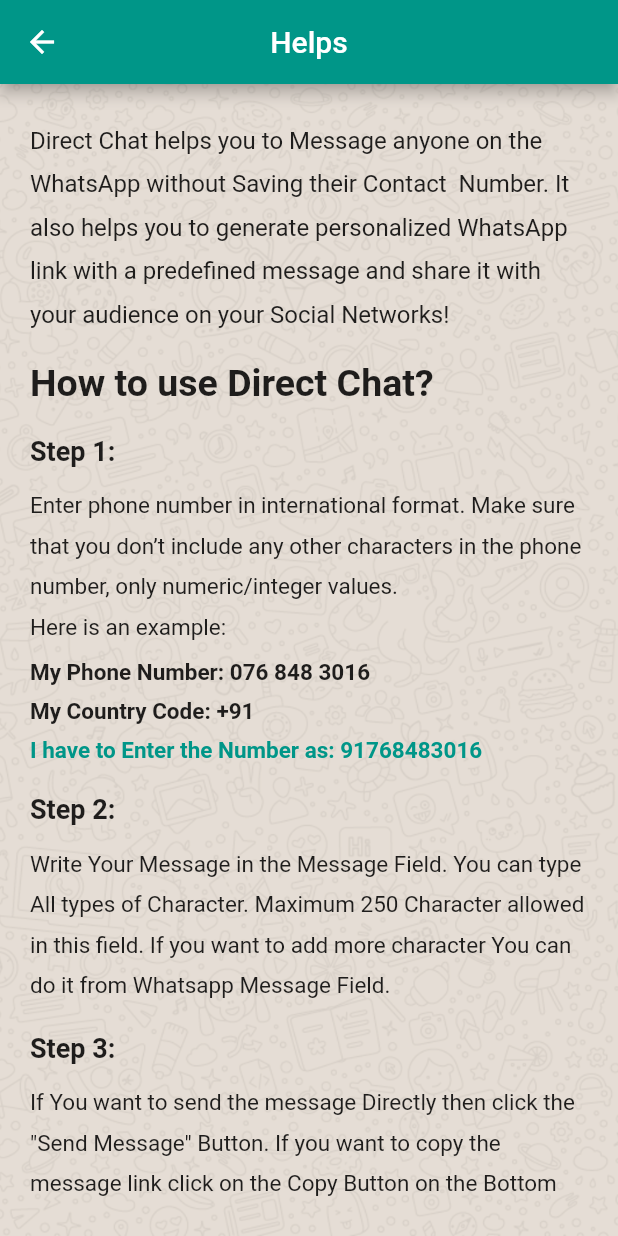
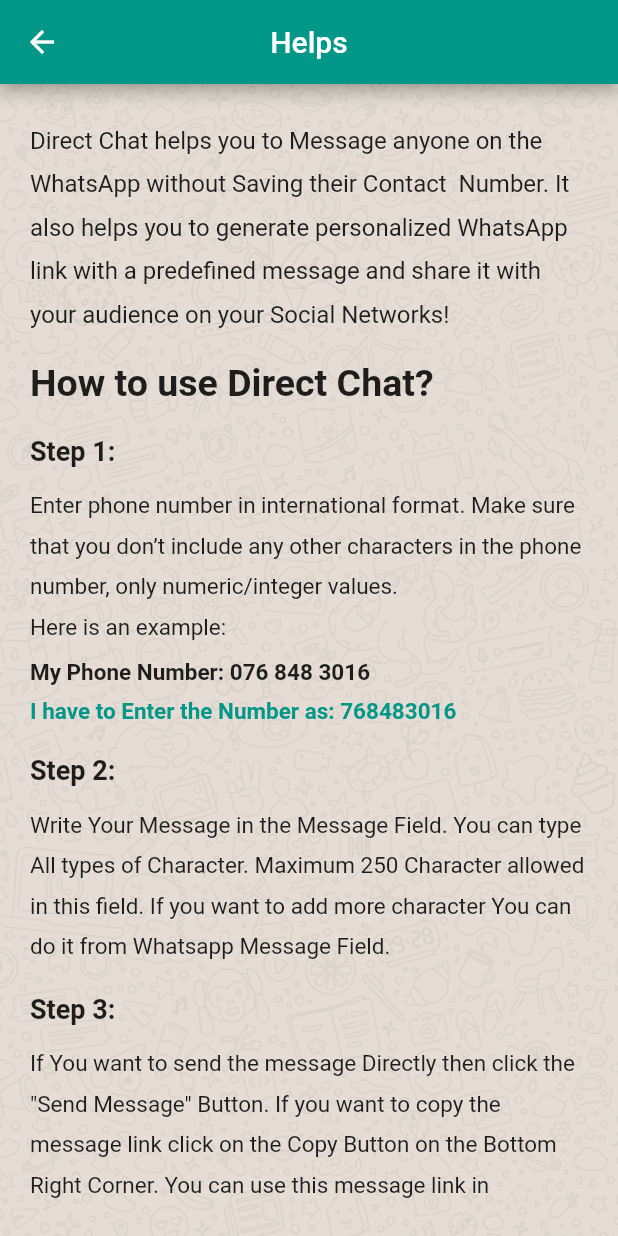
Before and after one commit to jahidanowar/wadirect, a Flutter app: the screen it shows after launch, after a tap on "Send Message", after a tap on the "help outline" icon, on a phone screen of 412 x 824 dp. Run offline on Flutter 3.47's test engine with Material 2 defaults, Android fonts, the phone set to English and light mode, and no system bars; our stand-ins replace firebase_analytics, firebase_core, shared_preferences, sqflite; missing offline and left inert: country_pickers; accounts and stored records are empty.

Commit message:
feat: Presistant Country picker added

```diff
--- a/lib/main.dart
+++ b/lib/main.dart
@@ -1,12 +1,20 @@
+import 'package:directwp/firebase_options.dart';
 import 'package:directwp/screens/about.dart';
 import 'package:directwp/screens/help.dart';
 import 'package:directwp/screens/history.dart';
 import 'package:directwp/screens/tabScreen.dart';
+import 'package:firebase_analytics/firebase_analytics.dart';
+import 'package:firebase_core/firebase_core.dart';
 import 'package:flutter/material.dart';
 /* Scrrens */
 import 'package:directwp/screens/home.dart';
 
-void main() => runApp(MyApp());
+Future<void> main() async {
+  WidgetsFlutterBinding.ensureInitialized();
+  await Firebase.initializeApp(options: DefaultFirebaseOptions.android);
+  await FirebaseAnalytics.instance.logAppOpen();
+  return runApp(MyApp());
+}
 
 class MyApp extends StatelessWidget {
   final inputBorder = BorderRadius.vertical(
--- a/lib/screens/about.dart
+++ b/lib/screens/about.dart
@@ -48,7 +48,7 @@
                 TextButton(
                   // color: Theme.of(context).primaryColor,
                   onPressed: () async {
-                    String wpUrl = "https://wadirect.pages.dev/privacy";
+                    String wpUrl = "https://whatsweb.netlify.app/privacy";
                     if (await canLaunch(wpUrl)) {
                       await launch(wpUrl);
                       print(wpUrl);
@@ -66,7 +66,7 @@
                 ),
                 GestureDetector(
                     onTap: () async {
-                      String wpUrl = "https://directwa.foxflue.com/";
+                      String wpUrl = "https://whatsweb.netlify.app/";
                       if (await canLaunch(wpUrl)) {
                         await launch(wpUrl);
                         print(wpUrl);
--- a/lib/screens/help.dart
+++ b/lib/screens/help.dart
@@ -71,14 +71,7 @@
                   height: 8.0,
                 ),
                 Text(
-                  "My Country Code: +91",
-                  style: TextStyle(fontSize: 15.0, fontWeight: FontWeight.w700),
-                ),
-                SizedBox(
-                  height: 8.0,
-                ),
-                Text(
-                  "I have to Enter the Number as: 91768483016",
+                  "I have to Enter the Number as: 768483016",
                   style: TextStyle(
                       color: Colors.teal,
                       fontSize: 15.0,
--- a/lib/screens/history.dart
+++ b/lib/screens/history.dart
@@ -66,7 +66,8 @@
                   secondaryBackground: slideLeftBackground(),
                   child: Card(
                     child: ListTile(
-                      title: Text(_contacts[index].number),
+                      // Eclude the first two characters from the number
+                      title: Text(_contacts[index].number.substring(2)),
                       subtitle: Text(_contacts[index].message),
                       horizontalTitleGap: 10.0,
                       trailing: Wrap(
--- a/lib/screens/home.dart
+++ b/lib/screens/home.dart
@@ -1,3 +1,5 @@
+import 'package:country_pickers/country.dart';
+import 'package:country_pickers/country_pickers.dart';
 import 'package:directwp/models/Contact.dart';
 import 'package:directwp/screens/about.dart';
 import 'package:directwp/screens/help.dart';
@@ -6,6 +8,7 @@
 import 'package:directwp/utils/trimWhiteSpaces.dart';
 import 'package:flutter/material.dart';
 import 'package:flutter/services.dart';
+import 'package:shared_preferences/shared_preferences.dart';
 
 class MyHomePage extends StatefulWidget {
   static final routeName = "/home";
@@ -24,8 +27,36 @@
   final scafoldKey = GlobalKey<ScaffoldState>();
 
   //Form Data
+  String countryCode;
   String phoneNumber;
   String message;
+
+  @override
+  void initState() {
+    super.initState();
+    _getCountryCode();
+  }
+
+  void _getCountryCode() async {
+    try {
+      print("Inside initState");
+      SharedPreferences prefs = await SharedPreferences.getInstance();
+      countryCode = prefs.getString("countryCode");
+      if (countryCode == null || countryCode.isEmpty) {
+        countryCode = "IN";
+      }
+      setState(() {});
+    } catch (e) {
+      print(e);
+    }
+  }
+
+  void _setCountryCode(String isoCode) async {
+    print("Inside setCountryCode");
+    SharedPreferences prefs = await SharedPreferences.getInstance();
+    await prefs.setString("countryCode", isoCode);
+    print('$isoCode Country Code Saved');
+  }
 
   _saveData(number, message) async {
     var dbProvider = DbProvider();
@@ -42,11 +73,14 @@
     if (formKey.currentState.validate()) {
       formKey.currentState.save();
       // Save Data
-      _saveData(phoneNumber, message);
+      String completePhoneNumber =
+          CountryPickerUtils.getCountryByIsoCode(countryCode).phoneCode +
+              phoneNumber;
+      _saveData(completePhoneNumber, message);
       // Redirect to whatsapp
 
       var messageSent =
-          await sendMessage(number: phoneNumber, message: message);
+          await sendMessage(number: completePhoneNumber, message: message);
       if (!messageSent) {
         throw "Coudn't Launch the $phoneNumber";
       }
@@ -57,9 +91,13 @@
   _copyLink() {
     if (formKey.currentState.validate()) {
       formKey.currentState.save();
-      _saveData(phoneNumber, message);
+
+      String completePhoneNumber =
+          CountryPickerUtils.getCountryByIsoCode(countryCode).phoneCode +
+              phoneNumber;
+      _saveData(completePhoneNumber, message);
       String wpUrl =
-          "https://api.whatsapp.com/send?phone=$phoneNumber&text=$message";
+          "https://api.whatsapp.com/send?phone=$completePhoneNumber&text=$message";
       Clipboard.setData(ClipboardData(text: wpUrl));
       final snackBar = SnackBar(
         content: Text('Whatsapp chat link copied to clipboard'),
@@ -97,6 +135,9 @@
                 child: ListView(
                   children: <Widget>[
                     logo(),
+                    SizedBox(height: 30.0),
+                    myLabel("Selected Country"),
+                    countryPicker(),
                     SizedBox(height: 30.0),
                     myLabel("Phone Number"),
                     phoneNumberField(),
@@ -148,8 +189,8 @@
   Widget logo() {
     return Image.asset(
       "assets/img/logo-outlined.png",
-      width: 120,
-      height: 120,
+      width: 100,
+      height: 100,
     );
   }
 
@@ -165,6 +206,42 @@
     );
   }
 
+  Widget countryPicker() {
+    return Builder(builder: (context) {
+      return countryCode != null && countryCode.isNotEmpty
+          ? Container(
+              padding: EdgeInsets.all(10),
+              margin: EdgeInsets.only(top: 10.0),
+              decoration: BoxDecoration(
+                color: Colors.white,
+                borderRadius: BorderRadius.circular(5),
+              ),
+              child: CountryPickerDropdown(
+                dropdownColor: Colors.white,
+                isDense: true,
+                icon: Icon(Icons.arrow_drop_down_rounded),
+                initialValue: countryCode,
+                priorityList: [
+                  CountryPickerUtils.getCountryByIsoCode('IN'),
+                  CountryPickerUtils.getCountryByIsoCode('BD'),
+                  CountryPickerUtils.getCountryByIsoCode('PK'),
+                  CountryPickerUtils.getCountryByIsoCode('GB'),
+                ],
+                onValuePicked: (Country country) {
+                  print(country.isoCode);
+                  print(countryCode);
+                  setState(() {
+                    countryCode = country.isoCode;
+                  });
+                  // Save the country code to shared preferences
+                  _setCountryCode(countryCode);
+                },
+              ),
+            )
+          : Container();
+    });
+  }
+
   Widget phoneNumberField() {
     return Container(
       margin: EdgeInsets.only(top: 10.0),
@@ -172,13 +249,13 @@
         keyboardType: TextInputType.number,
         decoration: InputDecoration(
           // labelText: "Phone No. with Country Code",
-          hintText: "916295790000",
+          hintText: "6295790000",
           // border: OutlineInputBorder(),
         ),
         validator: (String value) {
           if (value.isEmpty) {
             return "Enter a Phone Number";
-          } else if (value.length != 12) {
+          } else if (value.length != 10) {
             return "Enter a Valid phone number with the country Code";
           }
           if (value.contains('+')) {
--- a/lib/utils/formatTimestamp.dart
+++ b/lib/utils/formatTimestamp.dart
@@ -1,7 +1,7 @@
 import 'package:intl/intl.dart';
 
 String formatTimeStamp(int timestamp) {
-  DateFormat formatter = new DateFormat('d MMMM yyy hh:mm a');
+  DateFormat formatter = new DateFormat('d/MM/yyy hh:mm a');
 
   return formatter.format(new DateTime.fromMillisecondsSinceEpoch(timestamp));
 }
```
Also changed, not shown: pubspec.yaml (+8 -4 lines), lib/firebase_options.dart (added), pubspec.lock, 2 other files.
